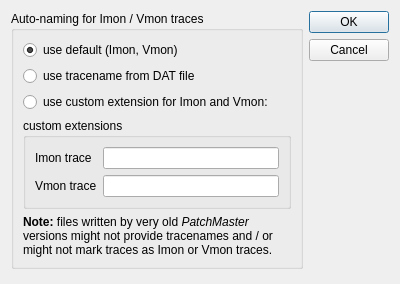
Old version of the form QtPMbrowser/DlgPreferences.ui in the repository ChrisHal/PMbrowser.
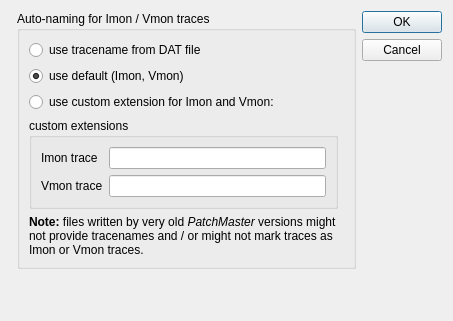
New version of the form.

Commit message: make some dialog nicer on macOS

What changed in the file:
```diff
--- a/QtPMbrowser/DlgPreferences.ui
+++ b/QtPMbrowser/DlgPreferences.ui
@@ -6,8 +6,8 @@
    <rect>
     <x>0</x>
     <y>0</y>
-    <width>400</width>
-    <height>284</height>
+    <width>453</width>
+    <height>321</height>
    </rect>
   </property>
   <property name="windowTitle">
@@ -17,7 +17,20 @@
    <locale language="English" country="UnitedStates"/>
   </property>
   <layout class="QGridLayout" name="gridLayout">
-   <item row="0" column="1">
+   <item row="2" column="0" colspan="3">
+    <spacer name="verticalSpacer">
+     <property name="orientation">
+      <enum>Qt::Orientation::Vertical</enum>
+     </property>
+     <property name="sizeHint" stdset="0">
+      <size>
+       <width>20</width>
+       <height>40</height>
+      </size>
+     </property>
+    </spacer>
+   </item>
+   <item row="0" column="2">
     <widget class="QDialogButtonBox" name="buttonBox">
      <property name="orientation">
       <enum>Qt::Vertical</enum>
@@ -27,13 +40,23 @@
      </property>
     </widget>
    </item>
-   <item row="0" column="0" rowspan="2">
+   <item row="0" column="1">
     <widget class="QGroupBox" name="groupBox">
      <property name="title">
       <string>Auto-naming for Imon / Vmon traces</string>
      </property>
      <layout class="QGridLayout" name="gridLayout_2">
-      <item row="3" column="0" colspan="2">
+      <item row="7" column="0">
+       <layout class="QVBoxLayout" name="verticalLayout"/>
+      </item>
+      <item row="8" column="0">
+       <widget class="QRadioButton" name="radioButtonExtFromFile">
+        <property name="text">
+         <string>use tracename from DAT file</string>
+        </property>
+       </widget>
+      </item>
+      <item row="11" column="0">
        <widget class="QGroupBox" name="groupBox_2">
         <property name="title">
          <string>custom extensions</string>
@@ -62,14 +85,7 @@
         </layout>
        </widget>
       </item>
-      <item row="1" column="0" colspan="2">
-       <widget class="QRadioButton" name="radioButtonExtFromFile">
-        <property name="text">
-         <string>use tracename from DAT file</string>
-        </property>
-       </widget>
-      </item>
-      <item row="6" column="0" colspan="2">
+      <item row="12" column="0">
        <widget class="QLabel" name="label_3">
         <property name="text">
          <string>&lt;html&gt;&lt;head/&gt;&lt;body&gt;&lt;p&gt;&lt;span style=&quot; font-weight:700;&quot;&gt;Note:&lt;/span&gt; files written by very old &lt;span style=&quot; font-style:italic;&quot;&gt;PatchMaster&lt;/span&gt; versions might not provide tracenames and / or might not mark traces as Imon or Vmon traces. &lt;/p&gt;&lt;/body&gt;&lt;/html&gt;</string>
@@ -79,17 +95,7 @@
         </property>
        </widget>
       </item>
-      <item row="0" column="0" colspan="2">
-       <widget class="QRadioButton" name="radioButtonDefaultExt">
-        <property name="text">
-         <string>use default (Imon, Vmon)</string>
-        </property>
-        <property name="checked">
-         <bool>true</bool>
-        </property>
-       </widget>
-      </item>
-      <item row="7" column="0" colspan="2">
+      <item row="13" column="0" colspan="2">
        <spacer name="verticalSpacer_2">
         <property name="orientation">
          <enum>Qt::Vertical</enum>
@@ -102,7 +108,17 @@
         </property>
        </spacer>
       </item>
-      <item row="2" column="0">
+      <item row="9" column="0">
+       <widget class="QRadioButton" name="radioButtonDefaultExt">
+        <property name="text">
+         <string>use default (Imon, Vmon)</string>
+        </property>
+        <property name="checked">
+         <bool>true</bool>
+        </property>
+       </widget>
+      </item>
+      <item row="10" column="0" colspan="2">
        <widget class="QRadioButton" name="radioButtonCustomExt">
         <property name="text">
          <string>use custom extension for Imon and Vmon:</string>
@@ -112,19 +128,6 @@
      </layout>
     </widget>
    </item>
-   <item row="2" column="0" colspan="2">
-    <spacer name="verticalSpacer">
-     <property name="orientation">
-      <enum>Qt::Vertical</enum>
-     </property>
-     <property name="sizeHint" stdset="0">
-      <size>
-       <width>20</width>
-       <height>40</height>
-      </size>
-     </property>
-    </spacer>
-   </item>
   </layout>
  </widget>
  <resources/>
```
Left out of the diff: 6 changed lines with no effect on the pictures. The commit also changes 1 other file.
